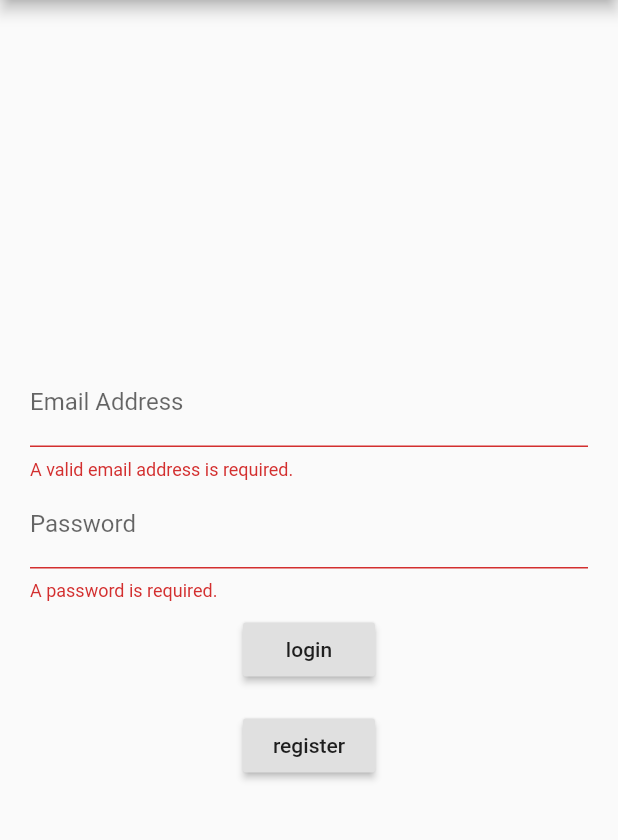
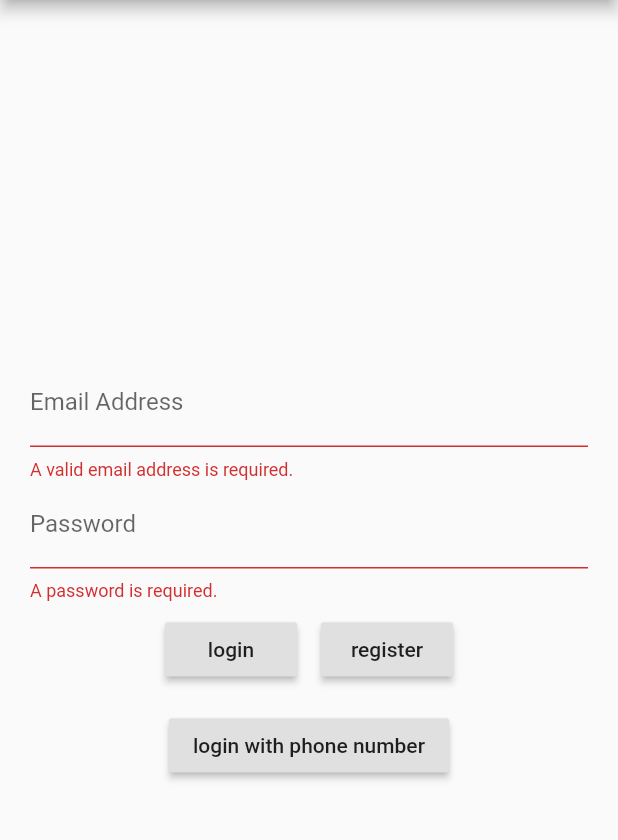
Before and after one commit to MyFridge/Android, a Flutter app: the screen it shows after launch, after a tap on "login", on a phone screen of 412 x 824 dp, the part 84-924 px from its top. Run offline on Flutter 3.47's test engine with Material 2 defaults, Android fonts, the phone set to English and light mode, and no system bars; our stand-ins replace firebase_auth, firebase_database, share; accounts and stored records are empty.

Commit message:
Refactored home layout

```diff
--- a/lib/home.dart
+++ b/lib/home.dart
@@ -28,19 +28,7 @@ class Home extends StatelessWidget {
       });
     }
 
-    return Center(
-      child: Padding(
-        padding: const EdgeInsets.symmetric(
-          vertical: 8.0,
-          horizontal: 20.0,
-        ),
-        child: Form(
-          key: _formKey,
-          child: Column(
-            mainAxisSize: MainAxisSize.min,
-            crossAxisAlignment: CrossAxisAlignment.start,
-            children: <Widget>[
-              TextFormField(
+    var emailFormField = TextFormField(
       decoration: const InputDecoration(labelText: 'Email Address'),
       validator: (value) {
         if (value.isEmpty ||
@@ -52,8 +40,9 @@ class Home extends StatelessWidget {
           _email = value;
         }
       },
-              ),
-              TextFormField(
+    );
+
+    var passwordFormField = TextFormField(
       decoration: const InputDecoration(labelText: 'Password'),
       obscureText: true,
       validator: (value) {
@@ -64,18 +53,45 @@ class Home extends StatelessWidget {
           _password = value;
         }
       },
+    );
+
+    return Center(
+      child: Padding(
+        padding: const EdgeInsets.symmetric(
+          vertical: 8.0,
+          horizontal: 20.0,
         ),
+        child: Column(
+          mainAxisSize: MainAxisSize.min,
+          crossAxisAlignment: CrossAxisAlignment.start,
+          children: <Widget>[
+            Form(
+              key: _formKey,
+              child: Column(
+                mainAxisSize: MainAxisSize.min,
+                crossAxisAlignment: CrossAxisAlignment.start,
+                children: <Widget>[
+                  emailFormField,
+                  passwordFormField,
+                ],
+              ),
+            ),
+            Row(
+              mainAxisSize: MainAxisSize.max,
+              mainAxisAlignment: MainAxisAlignment.center,
+              children: <Widget>[
                 Padding(
                   padding: const EdgeInsets.all(8.0),
                   child: Center(
                     child: RaisedButton(
                       onPressed: () {
                         if (_formKey.currentState.validate()) {
-                        Scaffold.of(context).showSnackBar(const SnackBar(
+                          Scaffold.of(context).showSnackBar(SnackBar(
                               content: const Text('Logging in...')));
 
                           _handleAuth(_email, _password)
                               .then((FirebaseUser user) {
+                            Scaffold.of(context).hideCurrentSnackBar();
                             _loadContent(context);
                           }).catchError((error) {
                             Scaffold.of(context).showSnackBar(const SnackBar(
@@ -99,6 +115,7 @@ class Home extends StatelessWidget {
 
                           _handleRegister(_email, _password)
                               .then((FirebaseUser user) {
+                            Scaffold.of(context).hideCurrentSnackBar();
                             _loadContent(context);
                           }).catchError((error) {
                             Scaffold.of(context).showSnackBar(SnackBar(
@@ -113,7 +130,19 @@ class Home extends StatelessWidget {
                 ),
               ],
             ),
+            Padding(
+              padding: const EdgeInsets.all(8.0),
+              child: Center(
+                child: RaisedButton(
+                  onPressed: () {
+
+                  },
+                  child: const Text('login with phone number'),
                 ),
+              ),
+            ),
+          ],
+        )
       ),
     );
   }
```
Lines whose indentation alone changed are shown as unchanged.
